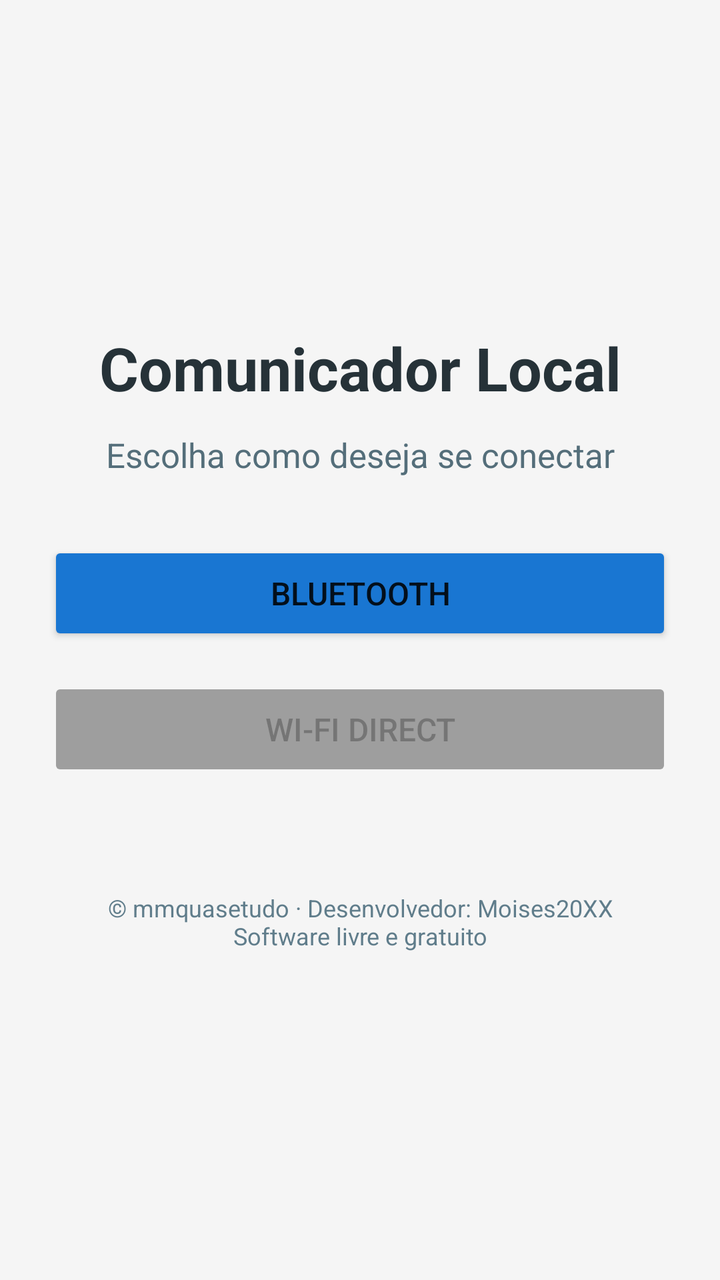
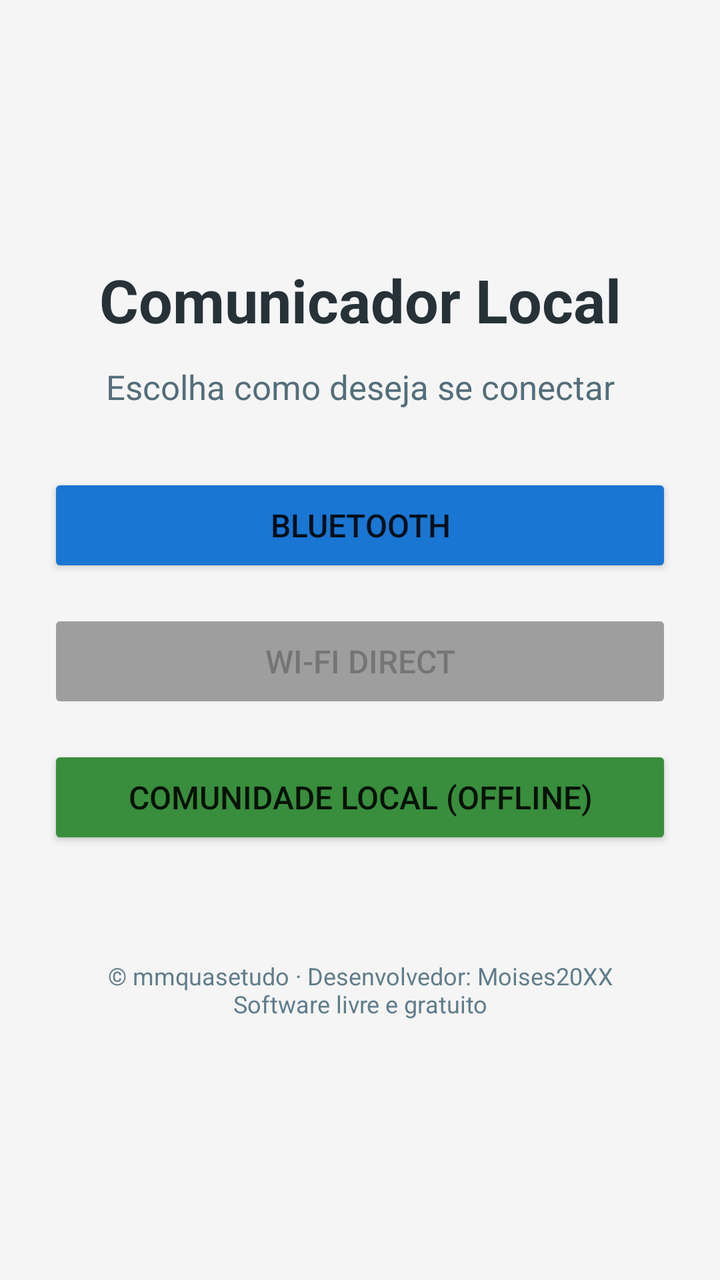

The first picture is an Android layout as it rendered before a commit; the second is the same layout after the commit. The layout source and the unified diff follow.
<!-- AndroidManifest.xml: application theme Theme.ComunicadorLocal -->
<!-- res/layout/activity_main.xml -->
<?xml version="1.0" encoding="utf-8"?>
<ScrollView xmlns:android="http://schemas.android.com/apk/res/android"
    android:layout_width="match_parent"
    android:layout_height="match_parent"
    android:fillViewport="true"
    android:background="@color/fundo_tela">

    <LinearLayout
        android:layout_width="match_parent"
        android:layout_height="match_parent"
        android:gravity="center"
        android:orientation="vertical"
        android:padding="24dp">

        <TextView
            android:layout_width="match_parent"
            android:layout_height="wrap_content"
            android:gravity="center"
            android:text="Comunicador Local"
            android:textColor="#263238"
            android:textSize="30sp"
            android:textStyle="bold" />

        <TextView
            android:layout_width="match_parent"
            android:layout_height="wrap_content"
            android:layout_marginTop="12dp"
            android:layout_marginBottom="32dp"
            android:gravity="center"
            android:text="Escolha como deseja se conectar"
            android:textColor="#546E7A"
            android:textSize="17sp" />

        <Button
            android:id="@+id/btnModoBluetooth"
            android:layout_width="match_parent"
            android:layout_height="52dp"
            android:text="Bluetooth"
            android:textSize="16sp"
            android:backgroundTint="#1976D2" />

        <Button
            android:id="@+id/btnModoWifi"
            android:layout_width="match_parent"
            android:layout_height="52dp"
            android:layout_marginTop="16dp"
            android:enabled="false"
            android:text="Wi-Fi Direct"
            android:textSize="16sp"
            android:backgroundTint="#9E9E9E" />

        <TextView
            android:id="@+id/tvVersao"
            android:layout_width="match_parent"
            android:layout_height="wrap_content"
            android:layout_marginTop="20dp"
            android:gravity="center"
            android:textColor="#607D8B"
            android:textSize="14sp" />

        <TextView
            android:layout_width="match_parent"
            android:layout_height="wrap_content"
            android:layout_marginTop="16dp"
            android:gravity="center"
            android:text="© mmquasetudo · Desenvolvedor: Moises20XX\nSoftware livre e gratuito"
            android:textColor="#607D8B"
            android:textSize="12sp" />
    </LinearLayout>
</ScrollView>
<!-- resources referenced by this layout -->
<resources>
  <color name="fundo_tela">#F5F5F5</color>
  <style name="Theme.ComunicadorLocal" parent="Theme.AppCompat.Light.NoActionBar">
          <item name="colorPrimary">#FF5722</item>
          <item name="colorPrimaryDark">#E64A19</item>
          <item name="colorAccent">#FFC107</item>
          <item name="buttonStyle">@style/Widget.ComunicadorLocal.Button</item>
          <item name="android:windowBackground">@color/fundo_tela</item>
          <item name="android:windowNoTitle">true</item>
          <item name="android:windowActionBar">false</item>
      </style>
  <style name="Widget.ComunicadorLocal.Button" parent="Widget.AppCompat.Button">
          <item name="android:minHeight">36dp</item>
          <item name="android:minWidth">0dp</item>
          <item name="android:insetTop">0dp</item>
          <item name="android:insetBottom">0dp</item>
          <item name="android:paddingStart">4dp</item>
          <item name="android:paddingEnd">4dp</item>
          <item name="android:paddingTop">2dp</item>
          <item name="android:paddingBottom">2dp</item>
          <item name="android:textSize">12sp</item>
      </style>
</resources>

<!-- the commit's change to res/layout/activity_main.xml (unified diff, before → after) -->
@@ -49,6 +49,15 @@
             android:textSize="16sp"
             android:backgroundTint="#9E9E9E" />
 
+        <Button
+            android:id="@+id/btnComunidade"
+            android:layout_width="match_parent"
+            android:layout_height="52dp"
+            android:layout_marginTop="16dp"
+            android:text="Comunidade local (offline)"
+            android:textSize="16sp"
+            android:backgroundTint="#388E3C" />
+
         <TextView
             android:id="@+id/tvVersao"
             android:layout_width="match_parent"
